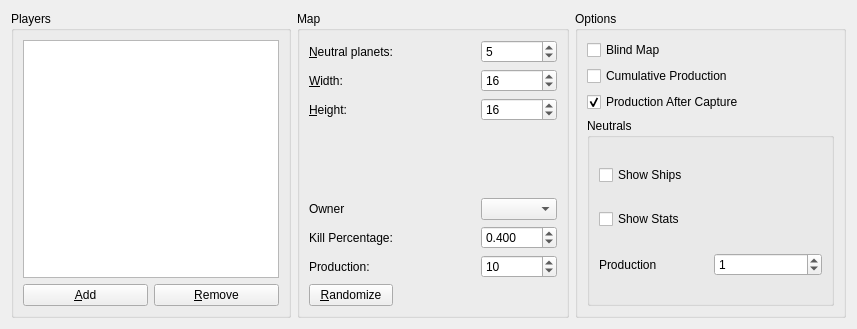
Before: the Qt Designer form src/dialogs/newGameDialog.ui in KDE/konquest, drawn with Qt 5.
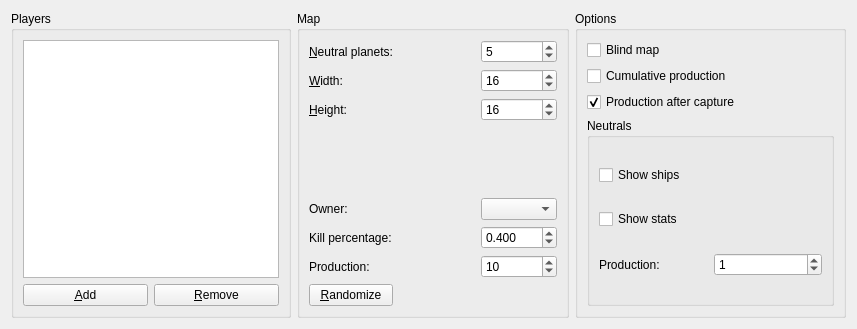
After: the same form once the commit is applied. Custom widgets are drawn as their Qt base class.

What changed in the file:
```diff
--- a/src/dialogs/newGameDialog.ui
+++ b/src/dialogs/newGameDialog.ui
@@ -189,7 +189,7 @@
       <item row="6" column="0">
        <widget class="QLabel" name="label_5">
         <property name="text">
-         <string>Kill Percentage:</string>
+         <string>Kill percentage:</string>
         </property>
         <property name="buddy">
          <cstring>neutralPlanetsSB</cstring>
@@ -206,7 +206,7 @@
       <item row="5" column="0">
        <widget class="QLabel" name="label">
         <property name="text">
-         <string>Owner</string>
+         <string>Owner:</string>
         </property>
        </widget>
       </item>
@@ -231,21 +231,21 @@
       <item>
        <widget class="QCheckBox" name="BlindMapCB">
         <property name="text">
-         <string>Blind Map</string>
+         <string>Blind map</string>
         </property>
        </widget>
       </item>
       <item>
        <widget class="QCheckBox" name="CumulativeProductionCB">
         <property name="text">
-         <string>Cumulative Production</string>
+         <string>Cumulative production</string>
         </property>
        </widget>
       </item>
       <item>
        <widget class="QCheckBox" name="ProductionAfterConquereCB">
         <property name="text">
-         <string>Production After Capture</string>
+         <string>Production after capture</string>
         </property>
         <property name="checked">
          <bool>true</bool>
@@ -270,21 +270,21 @@
          <item row="0" column="0" colspan="2">
           <widget class="QCheckBox" name="NeutralsShowShipsCB">
            <property name="text">
-            <string>Show Ships</string>
+            <string>Show ships</string>
            </property>
           </widget>
          </item>
          <item row="1" column="0" colspan="2">
           <widget class="QCheckBox" name="NeutralsShowStatsCB">
            <property name="text">
-            <string>Show Stats</string>
+            <string>Show stats</string>
            </property>
           </widget>
          </item>
          <item row="2" column="0">
           <widget class="QLabel" name="label_7">
            <property name="text">
-            <string>Production</string>
+            <string>Production:</string>
            </property>
           </widget>
          </item>
```
